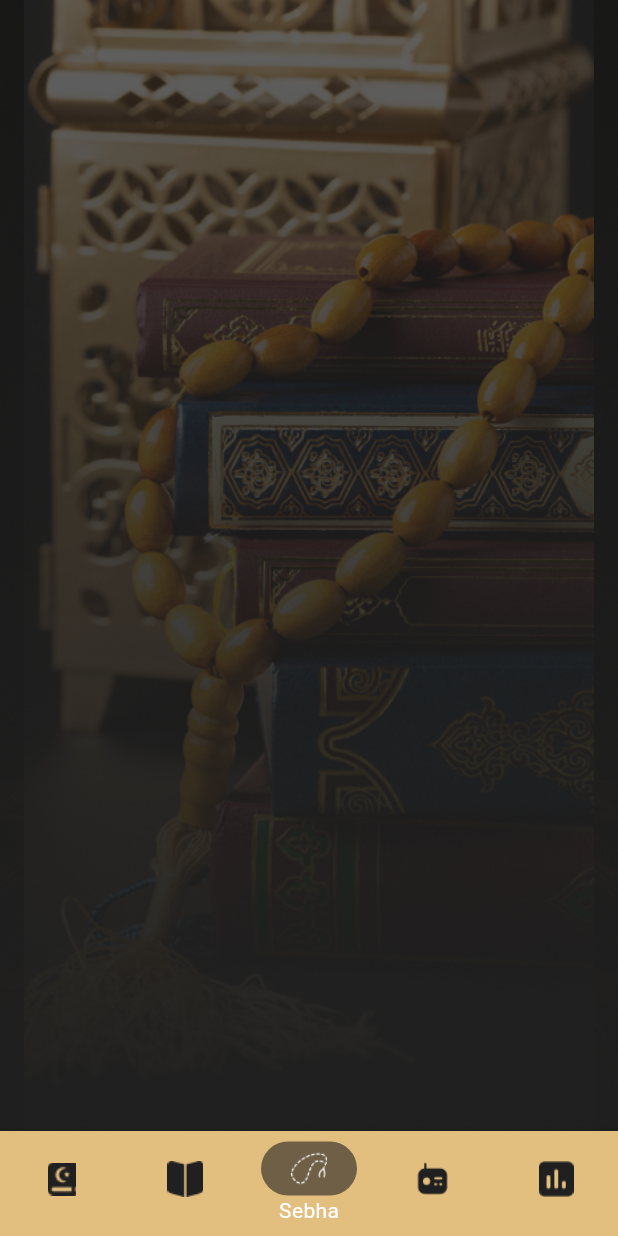
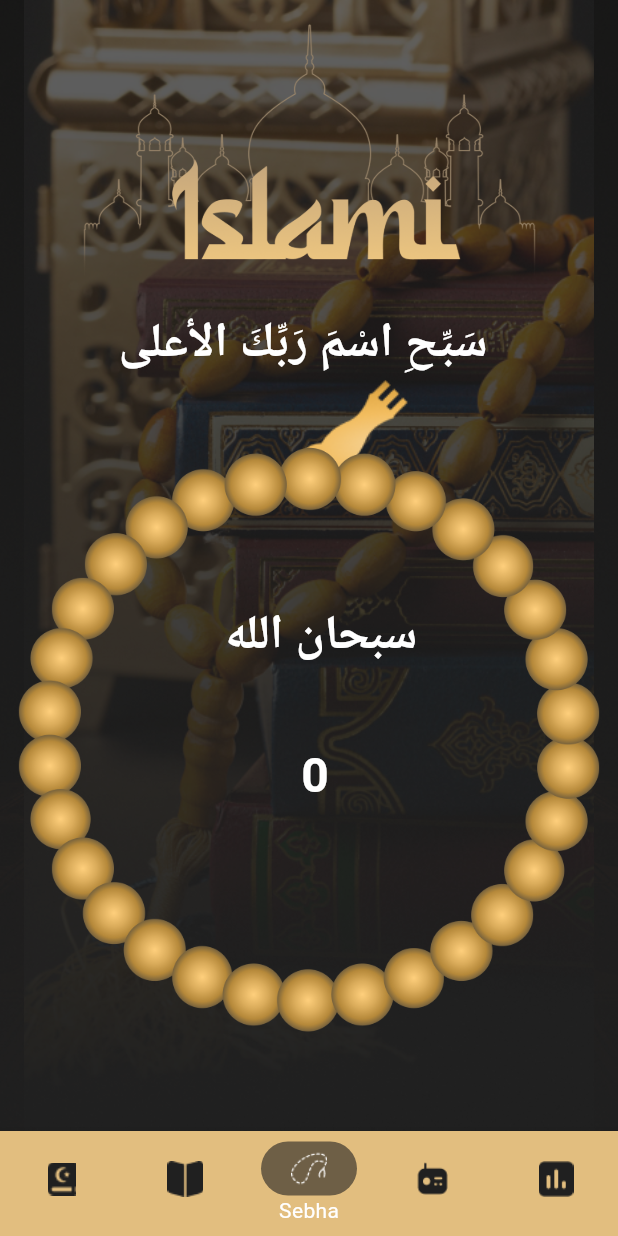
Before and after one commit to alaaHesham31/islami_app, a Flutter app: the screen it shows after launch, item 3 of the bottom bar chosen, on a phone screen of 412 x 824 dp. Run offline on Flutter 3.47's test engine with Material 3 defaults, Android fonts, the phone set to English and light mode, and no system bars; our stand-ins replace introduction_screen.

Commit message:
feat(sebha): add sebha tab

```diff
--- a/lib/home/sebha/sebha_tab.dart
+++ b/lib/home/sebha/sebha_tab.dart
@@ -1,18 +1,102 @@
 import 'package:flutter/material.dart';
+import 'package:islami_app_demo/theme/app_colors.dart';
 import 'package:islami_app_demo/theme/app_image.dart';
 
-class SebhaTab extends StatelessWidget {
+class SebhaTab extends StatefulWidget {
   const SebhaTab({super.key});
+
+  @override
+  State<SebhaTab> createState() => _SebhaTabState();
+}
+
+class _SebhaTabState extends State<SebhaTab> {
+  double rotate = 0.0;
+  int currentCount =0;
+  final List<String> azkar = ['سبحان الله', 'الله أكبر', 'الحمد لله'];
+  int currentZikrIndex = 0;
 
   @override
   Widget build(BuildContext context) {
     return Container(
       decoration: BoxDecoration(
-          image: DecorationImage(image: AssetImage(AppImage.sebhaBackground))
+        image: DecorationImage(image: AssetImage(AppImage.sebhaBackground)),
       ),
       child: Scaffold(
+        body: Padding(
+          padding: const EdgeInsets.symmetric(horizontal: 12.0),
+          child: Column(
+            children: [
+              Padding(
+                padding: const EdgeInsets.only(
+                  top: 16.0,
+                  right: 32.0,
+                  left: 32.0,
+                ),
+                child: Image.asset(AppImage.logoHeader),
+              ),
+              Text(
+                'سَبِّحِ اسْمَ رَبِّكَ الأعلى ',
+                style: TextStyle(
+                  color: AppColors.whiteColor,
+                  fontSize: 32,
+                  fontWeight: FontWeight.bold,
+                ),
+              ),
+              SizedBox(
+                width: double.infinity,
+                height: 435,
+                child: Stack(
+                  alignment: Alignment.center,
+                  children: [
+                    Align(
+                      alignment: Alignment.topCenter,
+                      child: Image.asset(AppImage.fixedPartOfSebha),
+                    ),
 
+                    Align(
+                      alignment: Alignment.center,
+
+                      child: Text(
+                    '  ${azkar[currentZikrIndex]}'
+                        '\n\n $currentCount',
+                        style: TextStyle(
+                          color: AppColors.whiteColor,
+                          fontSize: 32,
+                          fontWeight: FontWeight.bold,
+                        ),
+                        textAlign: TextAlign.center,
+                      ),
+                    ),
+
+                    Align(
+                      alignment: Alignment.bottomCenter,
+                      child: Transform.rotate(
+                        angle: rotate,
+                        child: GestureDetector(
+                          onTap: onTasbeehClick,
+                          child: Image.asset(AppImage.sebhaRotateBody),
+                        ),
+                      ),
+                    ),
+                  ],
+                ),
+              ),
+            ],
+          ),
+        ),
       ),
     );
   }
+
+  void onTasbeehClick(){
+    setState(() {
+      rotate += 0.1;
+      currentCount ++;
+    });
+    if(currentCount == 33){
+      currentCount = 0;
+
+      currentZikrIndex = (currentZikrIndex +1) % 3;
+    }
+  }
 }
--- a/lib/theme/app_image.dart
+++ b/lib/theme/app_image.dart
@@ -20,6 +20,9 @@ class AppImage {
   static const String timeBackground = 'assets/images/time_bg.png';
   static const String detailsScreenBackground = 'assets/images/details_screen_bg.png';
   static const String hadeathCardBackground = 'assets/images/hadeath_card_bg.png';
+  static const String sebhaRotateBody = 'assets/images/sebha_rotate_body.png';
+  static const String fixedPartOfSebha = 'assets/images/fixed_part_of_sebha.png';
+
 
 
 
```
Also changed, not shown: assets/images/fixed_part_of_sebha.png (added), assets/images/sebha_rotate_body.png (added).
